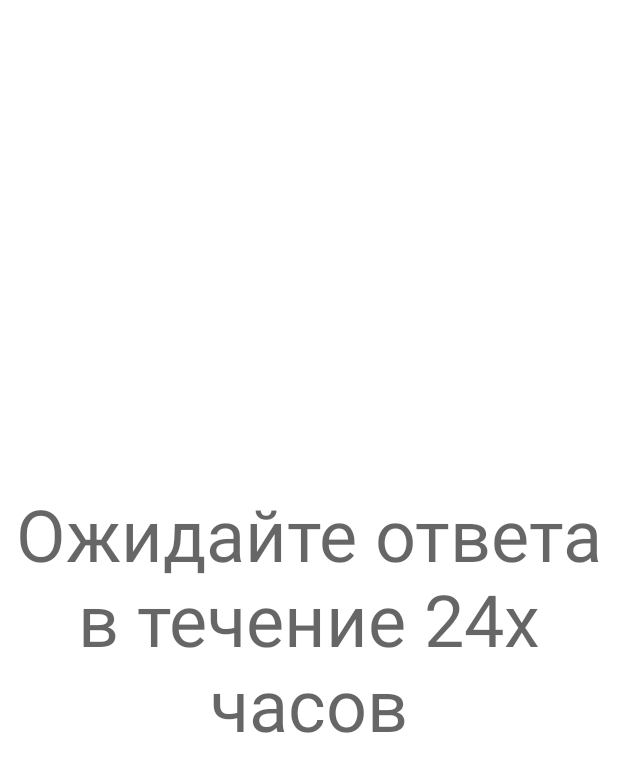
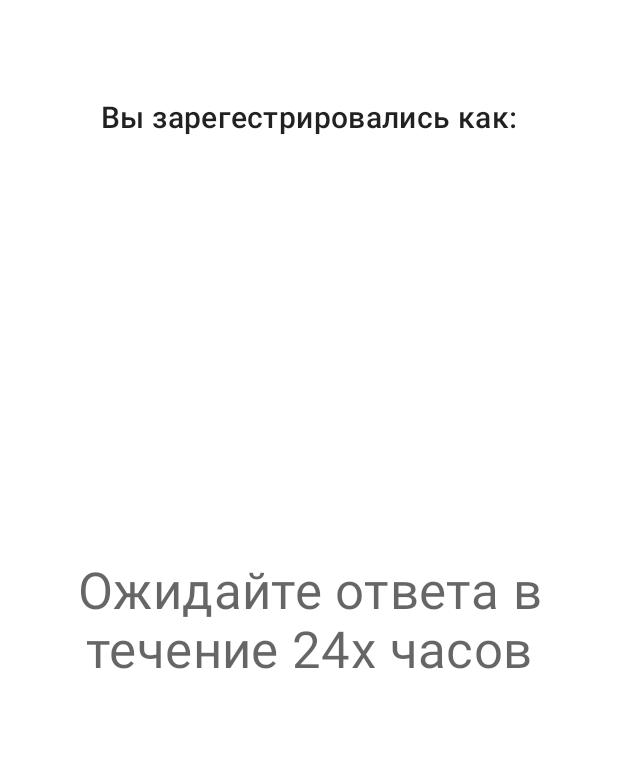
Before and after one commit to VaasKout/SocialHelper_AndroidApp, an Android app: the ResponseFragment screen opened through its navigation route, on a phone screen of 412 x 824 dp. Shown: the top 772 px of the screen. Run offline under Robolectric (Android 15) with nearby library versions, the phone set to English and light mode, and no system bars; our stand-ins replace data binding.

Commit message:
My project

```diff
--- a/app/src/main/java/com/example/socialhelper/network/ReadWrite.java
+++ b/app/src/main/java/com/example/socialhelper/network/AndroidClient.java
@@ -13,7 +13,7 @@ import java.net.Socket;
 import java.net.SocketAddress;
 import java.net.SocketTimeoutException;
 
-public class ReadWrite implements Closeable {
+public class AndroidClient implements Closeable {
 
     /**
      *  True bruh moment
@@ -40,7 +40,7 @@ public class ReadWrite implements Closeable {
     /**
      * Check if connection is available, if not, get logs without throwing IOException
      */
-    public boolean isAlive(String ip, int port){
+    public boolean isAlive(String ip, int port) throws IOException {
         int timeout = 2000;
         SocketAddress socketAddress = new InetSocketAddress(ip, port);
         try{
@@ -51,8 +51,10 @@ public class ReadWrite implements Closeable {
             return true;
         }catch (SocketTimeoutException exception){
             Log.e("timeout", "SocketTimeoutException"+ ip +":"+ port);
+            socket.close();
             return false;
         }catch (IOException e){
+            socket.close();
             Log.e("error", "Unable to connect");
             return false;
         }
--- a/app/src/main/java/com/example/socialhelper/pregnant/PregnantFragment.kt
+++ b/app/src/main/java/com/example/socialhelper/pregnant/PregnantFragment.kt
@@ -9,9 +9,6 @@ import androidx.fragment.app.Fragment
 import androidx.lifecycle.ViewModelProvider
 import com.example.socialhelper.R
 import com.example.socialhelper.databinding.FragmentPregnantBinding
-import com.example.socialhelper.network.ReadWrite
-import java.io.IOException
-import java.net.ConnectException
 
 class PregnantFragment : Fragment() {
 
@@ -27,7 +24,7 @@ class PregnantFragment : Fragment() {
 
         viewModel.spotIsFree.observe(viewLifecycleOwner, {
             if (it == true) {
-                viewModel.onRequest()
+                binding.result.text = getString(R.string.bruh)
                 viewModel.onDoneSetSpotFree()
             }
         })
--- a/app/src/main/java/com/example/socialhelper/response/ResponseFragment.kt
+++ b/app/src/main/java/com/example/socialhelper/response/ResponseFragment.kt
@@ -5,7 +5,9 @@ import androidx.fragment.app.Fragment
 import android.view.LayoutInflater
 import android.view.View
 import android.view.ViewGroup
+import androidx.databinding.DataBindingUtil
 import com.example.socialhelper.R
+import com.example.socialhelper.databinding.FragmentResponceBinding
 
 class ResponseFragment : Fragment() {
 
@@ -13,7 +15,10 @@ class ResponseFragment : Fragment() {
         inflater: LayoutInflater, container: ViewGroup?,
         savedInstanceState: Bundle?
     ): View? {
-        // Inflate the layout for this fragment
-        return inflater.inflate(R.layout.fragment_responce, container, false)
+        val binding: FragmentResponceBinding =
+            DataBindingUtil.inflate(inflater, R.layout.fragment_responce, container, false)
+
+        binding.lifecycleOwner = this
+        return binding.root
     }
 }
--- /dev/null
+++ b/app/src/main/java/com/example/socialhelper/response/ResponseViewModel.java
@@ -0,0 +1,4 @@
+package com.example.socialhelper.response;
+
+public class ResponseViewModel {
+}
--- /dev/null
+++ b/app/src/main/res/anim/slide_down.xml
@@ -0,0 +1,13 @@
+<?xml version="1.0" encoding="utf-8"?>
+<set xmlns:android="http://schemas.android.com/apk/res/android">
+    <translate
+        android:duration = "150"
+        android:fromYDelta="0%"
+        android:toYDelta="10%"
+        />
+    <translate
+        android:duration = "300"
+        android:fromYDelta="0%"
+        android:toYDelta="-10%"
+        />
+</set>
--- a/app/src/main/res/layout/fragment_pregnant.xml
+++ b/app/src/main/res/layout/fragment_pregnant.xml
@@ -22,7 +22,7 @@
             app:layout_constraintEnd_toEndOf="parent"
             app:layout_constraintStart_toStartOf="parent"
             android:textAppearance="@style/TextAppearance.MaterialComponents.Headline5"
-            android:text="@{viewModel.sentValue}"
+            android:text=""
             android:gravity="center"/>
 
         <com.google.android.material.button.MaterialButton
--- a/app/src/main/res/layout/fragment_registration.xml
+++ b/app/src/main/res/layout/fragment_registration.xml
@@ -54,7 +54,9 @@
                     android:id="@+id/text_input_pass_edit_reg"
                     android:layout_width="match_parent"
                     android:layout_height="wrap_content"
-                    android:hint="@string/password_input_hint" />
+                    android:hint="@string/password_input_hint"
+                    android:inputType="textPassword"
+                    />
 
             </com.google.android.material.textfield.TextInputLayout>
 
--- a/app/src/main/res/layout/fragment_responce.xml
+++ b/app/src/main/res/layout/fragment_responce.xml
@@ -1,19 +1,65 @@
-<androidx.constraintlayout.widget.ConstraintLayout xmlns:android="http://schemas.android.com/apk/res/android"
+<layout xmlns:android="http://schemas.android.com/apk/res/android"
     xmlns:app="http://schemas.android.com/apk/res-auto"
-    xmlns:tools="http://schemas.android.com/tools"
+    xmlns:tools="http://schemas.android.com/tools">
+
+    <data>
+        <variable
+            name="info"
+            type="com.example.socialhelper.database.Info" />
+    </data>
+
+    <androidx.constraintlayout.widget.ConstraintLayout
         android:layout_width="match_parent"
         android:layout_height="match_parent"
-    tools:context="com.example.socialhelper.response.ResponseFragment">
+        tools:context="com.example.socialhelper.response.ResponseFragment"
+        android:padding="16dp">
 
         <TextView
+            android:id="@+id/textView"
             android:layout_width="wrap_content"
             android:layout_height="wrap_content"
+            android:layout_marginTop="48dp"
+            android:text="@string/you_have_registered"
+            android:textAppearance="@style/TextAppearance.MaterialComponents.Headline6"
+            app:layout_constraintEnd_toEndOf="parent"
+            app:layout_constraintStart_toStartOf="parent"
+            app:layout_constraintTop_toTopOf="parent" />
+
+        <TextView
+            android:id="@+id/name_text"
+            android:layout_width="wrap_content"
+            android:layout_height="wrap_content"
+            android:textAppearance="@style/TextAppearance.MaterialComponents.Headline6"
+            app:layout_constraintEnd_toEndOf="@+id/textView"
+            app:layout_constraintHorizontal_bias="0.497"
+            app:layout_constraintStart_toStartOf="@+id/textView"
+            app:layout_constraintTop_toBottomOf="@+id/textView"
+            tools:text="Имя" />
+
+        <TextView
+            android:id="@+id/category_text"
+            android:layout_width="wrap_content"
+            android:layout_height="wrap_content"
+            android:textAppearance="@style/TextAppearance.MaterialComponents.Headline6"
+            app:layout_constraintBottom_toTopOf="@+id/textView2"
+            app:layout_constraintEnd_toEndOf="parent"
+            app:layout_constraintStart_toStartOf="parent"
+            app:layout_constraintTop_toBottomOf="@+id/name_text"
+            app:layout_constraintVertical_bias="0.0"
+            tools:text="Категория" />
+
+
+        <TextView
+            android:id="@+id/textView2"
+            android:layout_width="wrap_content"
+            android:layout_height="wrap_content"
+            android:gravity="center"
             android:text="@string/wait_for_response"
+            android:textAppearance="@style/TextAppearance.MaterialComponents.Headline4"
             app:layout_constraintBottom_toBottomOf="parent"
             app:layout_constraintEnd_toEndOf="parent"
             app:layout_constraintStart_toStartOf="parent"
-        app:layout_constraintTop_toTopOf="parent"
-        android:textAppearance="@style/TextAppearance.MaterialComponents.Headline3"
-        android:gravity="center"/>
+            app:layout_constraintTop_toTopOf="parent" />
 
     </androidx.constraintlayout.widget.ConstraintLayout>
+</layout>
--- a/app/src/main/res/navigation/navigation.xml
+++ b/app/src/main/res/navigation/navigation.xml
@@ -17,6 +17,17 @@
             app:exitAnim="@anim/slide_in_right_next"
             app:popEnterAnim="@anim/slide_in_left"
             app:popExitAnim="@anim/slide_in_left_next"/>
+        <action
+            android:id="@+id/action_registrationFragment_self"
+            app:destination="@id/registrationFragment"
+            app:popUpTo="@id/loginFragment"
+            app:popEnterAnim="@anim/slide_in_left"
+            app:popExitAnim="@anim/slide_in_left_next"
+            app:enterAnim="@anim/slide_down"
+            />
+        <action
+            android:id="@+id/action_registrationFragment_self2"
+            app:destination="@id/registrationFragment" />
     </fragment>
     <fragment
         android:id="@+id/pregnantFragment"
--- a/app/src/main/res/values/strings.xml
+++ b/app/src/main/res/values/strings.xml
@@ -19,9 +19,11 @@
     <string name="welcome3">в</string>
     <string name="bruh">Fuck</string>
     <string name="connection_error">Connection Error</string>
+    <string name="retry_later">Нет подключения, повторите попытку позже</string>
+    <string name="you_have_registered">Вы зарегестрировались как:</string>
     <string-array name="category">
         <item>Инвалид</item>
-        <item>Феминистка</item>
-        <item>Беременный</item>
+        <item>Беременная</item>
+        <item>Соц.работник</item>
     </string-array>
 </resources>
```
Also changed, not shown: app/src/main/java/com/example/socialhelper/database/Info.kt (added, +14 -0 lines), app/src/main/java/com/example/socialhelper/database/InfoDao.kt (added, +16 -0 lines), app/src/main/java/com/example/socialhelper/database/InfoDatabase.kt (added, +32 -0 lines), app/src/main/java/com/example/socialhelper/pregnant/PregnantViewModel.kt (+1 -32 lines), app/src/main/java/com/example/socialhelper/registration/RegistrationFragment.kt (+22 -3 lines), app/src/main/java/com/example/socialhelper/registration/RegistrationViewModel.kt (+70 -6 lines), app/src/main/java/com/example/socialhelper/repository/InfoRepository.kt (added, +22 -0 lines). Lines whose indentation alone changed are shown as unchanged.
